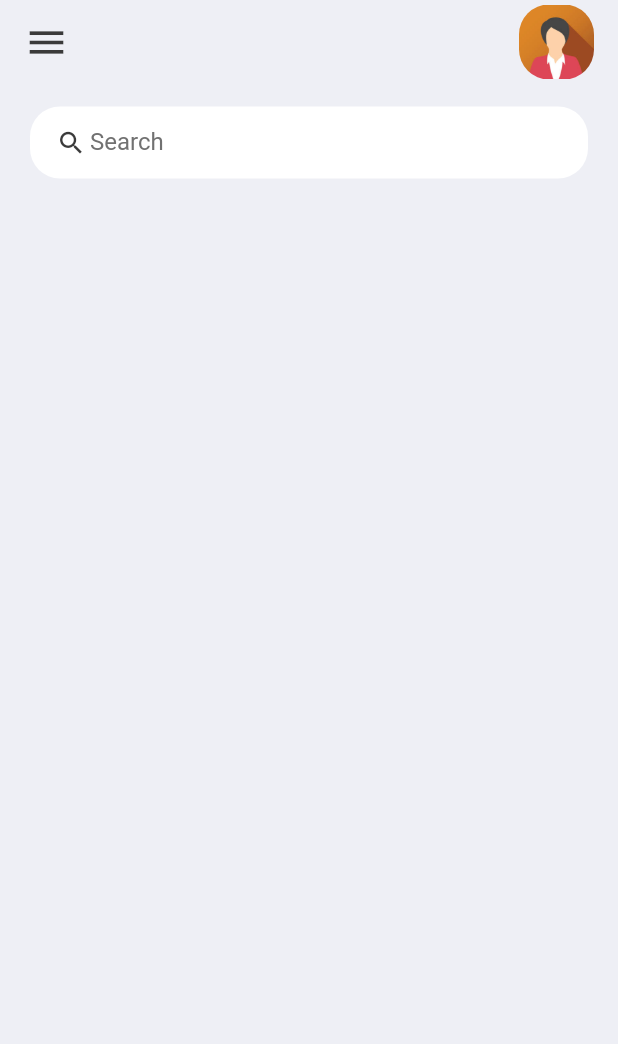
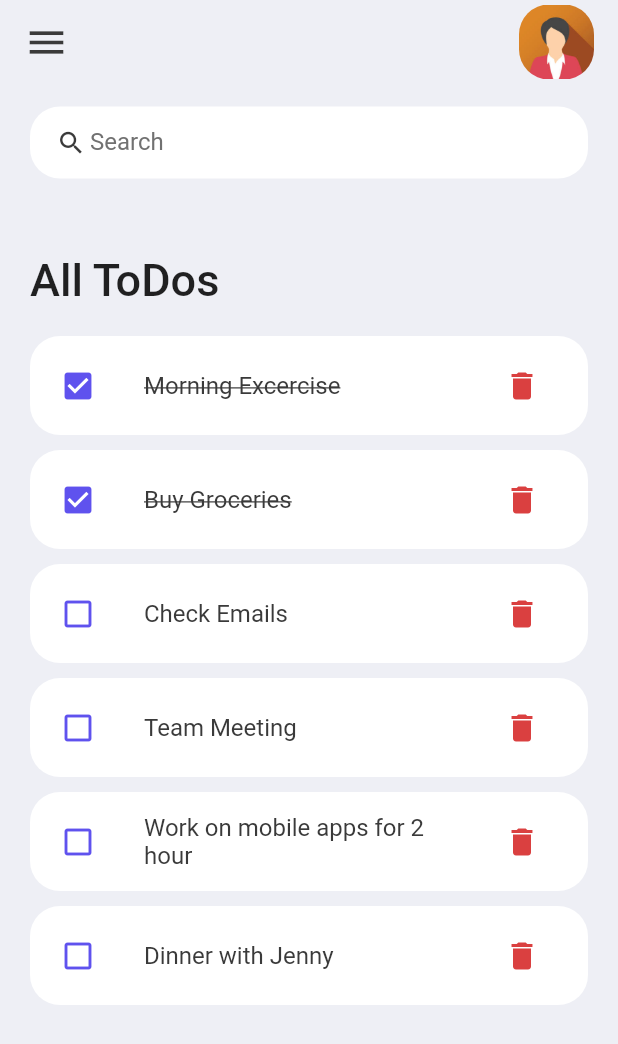
Before and after one commit to merveaa/to_do_list_application, a Flutter app: the screen it shows after launch, on a phone screen of 412 x 824 dp. Shown: the top 1044 px of the screen. Run offline on Flutter 3.47's test engine with Material 2 defaults, Android fonts, the phone set to English and light mode, and no system bars.

Commit message:
creating to-do itmes by using ListTile

```diff
--- a/lib/main.dart
+++ b/lib/main.dart
@@ -14,7 +14,7 @@ class MyApp extends StatelessWidget {
   Widget build(BuildContext context) {
     SystemChrome.setSystemUIOverlayStyle(
         const SystemUiOverlayStyle(statusBarColor: Colors.transparent));
-    return const MaterialApp(
+    return MaterialApp(
       debugShowCheckedModeBanner: false,
       title: 'ToDo App',
       home: Home(),
--- /dev/null
+++ b/lib/model/todo.dart
@@ -0,0 +1,34 @@
+class ToDo {
+  String? id;
+  String? todoText;
+  bool isDone;
+
+  ToDo({
+    required this.id,
+    required this.todoText,
+    this.isDone = false,
+  });
+
+  static List<ToDo> todoList() {
+    return [
+      ToDo(id: '01', todoText: 'Morning Excercise', isDone: true),
+      ToDo(id: '02', todoText: 'Buy Groceries', isDone: true),
+      ToDo(
+        id: '03',
+        todoText: 'Check Emails',
+      ),
+      ToDo(
+        id: '04',
+        todoText: 'Team Meeting',
+      ),
+      ToDo(
+        id: '05',
+        todoText: 'Work on mobile apps for 2 hour',
+      ),
+      ToDo(
+        id: '06',
+        todoText: 'Dinner with Jenny',
+      ),
+    ];
+  }
+}
--- a/lib/screens/home.dart
+++ b/lib/screens/home.dart
@@ -1,9 +1,13 @@
 import 'package:flutter/material.dart';
 import 'package:flutter/services.dart';
 import 'package:to_do_list_application/constants/colors.dart';
+import 'package:to_do_list_application/model/ToDo.dart';
+import 'package:to_do_list_application/widgets/todo_item.dart';
 
 class Home extends StatelessWidget {
-  const Home({super.key});
+  Home({super.key});
+
+  final todoList = ToDo.todoList();
 
   @override
   Widget build(BuildContext context) {
@@ -15,6 +19,26 @@ class Home extends StatelessWidget {
         child: Column(
           children: [
             searchBox(),
+            Expanded(
+              child: ListView(
+                children: [
+                  Container(
+                    margin: const EdgeInsets.only(
+                      top: 50,
+                      bottom: 20,
+                    ),
+                    child: const Text(
+                      'All ToDos',
+                      style: TextStyle(
+                        fontSize: 30,
+                        fontWeight: FontWeight.w500,
+                      ),
+                    ),
+                  ),
+                  for (ToDo todoo in todoList) ToDoItem(todo: todoo)
+                ],
+              ),
+            )
           ],
         ),
       ),
--- /dev/null
+++ b/lib/widgets/todo_item.dart
@@ -0,0 +1,37 @@
+import 'package:flutter/material.dart';
+import 'package:to_do_list_application/constants/colors.dart';
+
+import '../model/ToDo.dart';
+
+class ToDoItem extends StatelessWidget {
+  final ToDo todo;
+  const ToDoItem({super.key, required this.todo});
+
+  @override
+  Widget build(BuildContext context) {
+    return Container(
+      margin: EdgeInsets.only(bottom: 10),
+      child: ListTile(
+        onTap: () {},
+        tileColor: Colors.white,
+        shape: RoundedRectangleBorder(borderRadius: BorderRadius.circular(20)),
+        contentPadding: EdgeInsets.symmetric(horizontal: 20, vertical: 5),
+        leading: Icon(
+            todo.isDone ? Icons.check_box : Icons.check_box_outline_blank,
+            color: tdBlue),
+        title: Text(
+          todo.todoText!,
+          style: TextStyle(
+              fontSize: 16,
+              color: tdBlack,
+              decoration: todo.isDone ? TextDecoration.lineThrough : null),
+        ),
+        trailing: IconButton(
+          onPressed: () {},
+          icon: const Icon(Icons.delete),
+          color: tdRed,
+        ),
+      ),
+    );
+  }
+}
```
